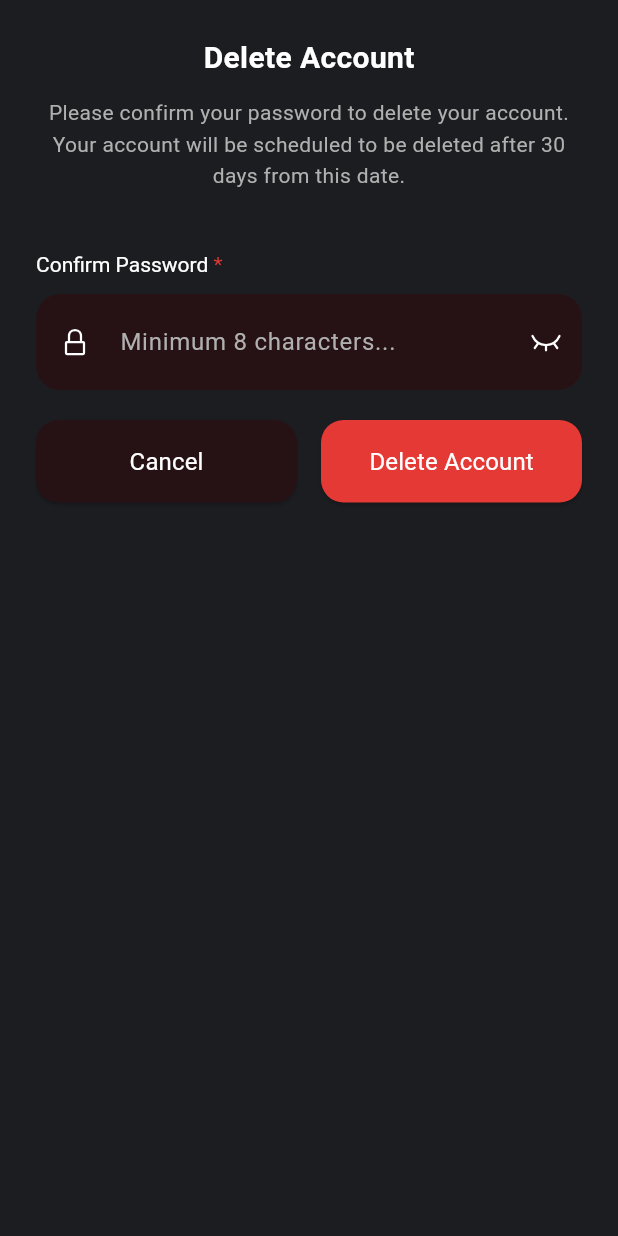
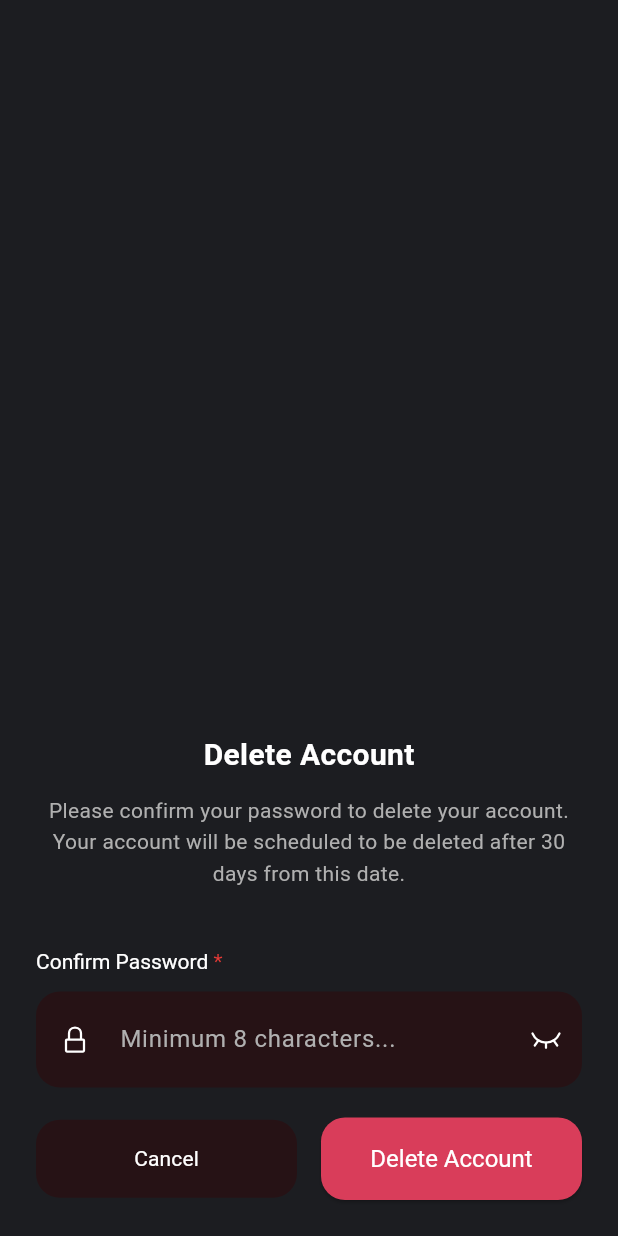
Before and after one commit to abeera-zainab/appsip, a Flutter app: the DeleteAccountScreen screen opened directly, on a phone screen of 412 x 824 dp. Run offline on Flutter 3.47's test engine with Material 3 defaults, Android fonts, the phone set to English and light mode, and no system bars; our stand-ins replace dotted_border, flutter_svg, image_picker; Roboto replaces fonts that are missing (RedHatDisplay).

Commit message:
Modified Delete Account Screen

```diff
--- a/lib/main.dart
+++ b/lib/main.dart
@@ -1,4 +1,5 @@
- import 'package:appsip/screens/edit_bank.dart';
+ import 'package:appsip/screens/delete-account/delete_account_screen.dart';
+import 'package:appsip/screens/edit_bank.dart';
 import 'package:appsip/screens/invitation_screen.dart';
 import 'package:appsip/screens/logout_screen.dart';
 import 'package:appsip/screens/password/change_password_screen.dart';
@@ -106,7 +107,7 @@ class MyApp extends StatelessWidget {
       //const MainScreenShell(),
        //const TellUsAboutYourselfScreen(),
        //const ProfileScreen()
-       const ChangePasswordScreen()
+       const DeleteAccountScreen()
        //const RegisterBartenderScreen()22
        //const BankDetailsScreen()
 
--- a/lib/screens/delete-account/delete_account_screen.dart
+++ b/lib/screens/delete-account/delete_account_screen.dart
@@ -1,8 +1,10 @@
 import 'package:flutter/material.dart';
 import 'package:flutter_svg/flutter_svg.dart';
-// Assuming your AppColors and next screen are located here
 import 'package:appsip/main.dart';
 import 'package:appsip/screens/delete-account/account_deletion_scheduled.dart';
+// Import your custom button widgets
+import 'package:appsip/widgets/primary_button.dart';
+import 'package:appsip/widgets/secondary_button.dart';
 
 class DeleteAccountScreen extends StatefulWidget {
   const DeleteAccountScreen({super.key});
@@ -23,18 +25,12 @@ class _DeleteAccountScreenState extends State<DeleteAccountScreen> {
 
   @override
   Widget build(BuildContext context) {
-    // A constant for the button shape to avoid repetition
-    final buttonShape = RoundedRectangleBorder(
-      borderRadius: BorderRadius.circular(15.0),
-    );
-
     return Scaffold(
       body: SafeArea(
         child: Padding(
           padding: const EdgeInsets.symmetric(horizontal: 24.0),
           child: Column(
-            // --- FIX 1: Changed alignment to start for correct layout ---
-            crossAxisAlignment: CrossAxisAlignment.center,
+            mainAxisAlignment: MainAxisAlignment.end,
             children: [
               const SizedBox(height: 24),
               const Text(
@@ -51,7 +47,6 @@ class _DeleteAccountScreenState extends State<DeleteAccountScreen> {
                 'Please confirm your password to delete your account. Your account will be scheduled to be deleted after 30 days from this date.',
                 textAlign: TextAlign.center,
                 style: TextStyle(
-                  // Used primary text color with opacity to match design
                   color: AppColors.textSecondary,
                   fontSize: 14,
                   height: 1.5,
@@ -85,23 +80,19 @@ class _DeleteAccountScreenState extends State<DeleteAccountScreen> {
                 style: const TextStyle(color: AppColors.textPrimary),
                 decoration: InputDecoration(
                   filled: true,
-
                   fillColor:AppColors.cardColorsecondary,
                   hintText: 'Minimum 8 characters...',
-
                   hintStyle: const TextStyle(color: AppColors.textSecondary,fontFamily:'RedHatDisplay',fontSize:  16,fontWeight:FontWeight.normal),
-
                   prefixIcon: Padding(
                     padding: const EdgeInsets.all(14.0),
                     child: SvgPicture.asset('assets/svg/lock.svg',
                     width: 24,
                     height: 24,),
                   ),
-
                   suffixIcon: IconButton(
                     icon: SvgPicture.asset(
                       _isPasswordVisible
-                          ? 'assets/svg/eyeopen.svg'
+                          ? 'assets/svg/eyeopen.svg' // Assuming these are the correct asset names
                           : 'assets/svg/eyeclosed.svg',
                       colorFilter: const ColorFilter.mode(AppColors.textPrimary, BlendMode.srcIn),
                       height: 24,
@@ -122,31 +113,22 @@ class _DeleteAccountScreenState extends State<DeleteAccountScreen> {
               ),
               const SizedBox(height: 20),
 
+              // --- BUTTONS REPLACED WITH WIDGETS ---
               Row(
                 children: [
                   Expanded(
-                    child: ElevatedButton(
+                    child: SecondaryButton(
+                      text: 'Cancel',
                       onPressed: () => Navigator.of(context).pop(),
-                      style: ElevatedButton.styleFrom(
-                        backgroundColor: AppColors.cardColorsecondary,
-                        padding: const EdgeInsets.symmetric(vertical: 16),
-                        shape: buttonShape,
-                      ),
-                      child: const Text(
-                        'Cancel',
-                        style: TextStyle(
-                          color: AppColors.textPrimary,
-
-                          fontWeight: FontWeight.normal,
-                          fontSize: 16,
-                          fontFamily: 'RedHatDisplay',
-                        ),
-                      ),
+                      borderRadius: 16.0,
+                      // Override the default text color to match the original design
+                      foregroundColor: AppColors.textPrimary,
                     ),
                   ),
                   const SizedBox(width: 16),
                   Expanded(
-                    child: ElevatedButton(
+                    child: PrimaryButton(
+                      text: 'Delete Account',
                       onPressed: () {
                         Navigator.of(context).pushReplacement(
                           MaterialPageRoute(
@@ -154,19 +136,15 @@ class _DeleteAccountScreenState extends State<DeleteAccountScreen> {
                           ),
                         );
                       },
-                      style: ElevatedButton.styleFrom(
-                        backgroundColor: AppColors.primaryRed,
-                        padding: const EdgeInsets.symmetric(vertical: 16),
-                        shape: buttonShape,
-                      ),
-                      child: const Text(
-                        'Delete Account',
-                        style: TextStyle(
-                          color: Colors.white,
+                      borderRadius: 16.0,
+
+                      // Override padding and text style to match the original design
+                      padding: const EdgeInsets.symmetric(vertical: 18),
+                      textStyle: const TextStyle(
+                          color: AppColors.textPrimary,
                           fontWeight: FontWeight.normal,
                           fontSize: 16,
                           fontFamily: 'RedHatDisplay',
-                        ),
                         ),
                     ),
                   ),
```
Also changed, not shown: lib/screens/notifications/notifications_settings_screen.dart (+44 -27 lines). Lines whose indentation alone changed are shown as unchanged.
